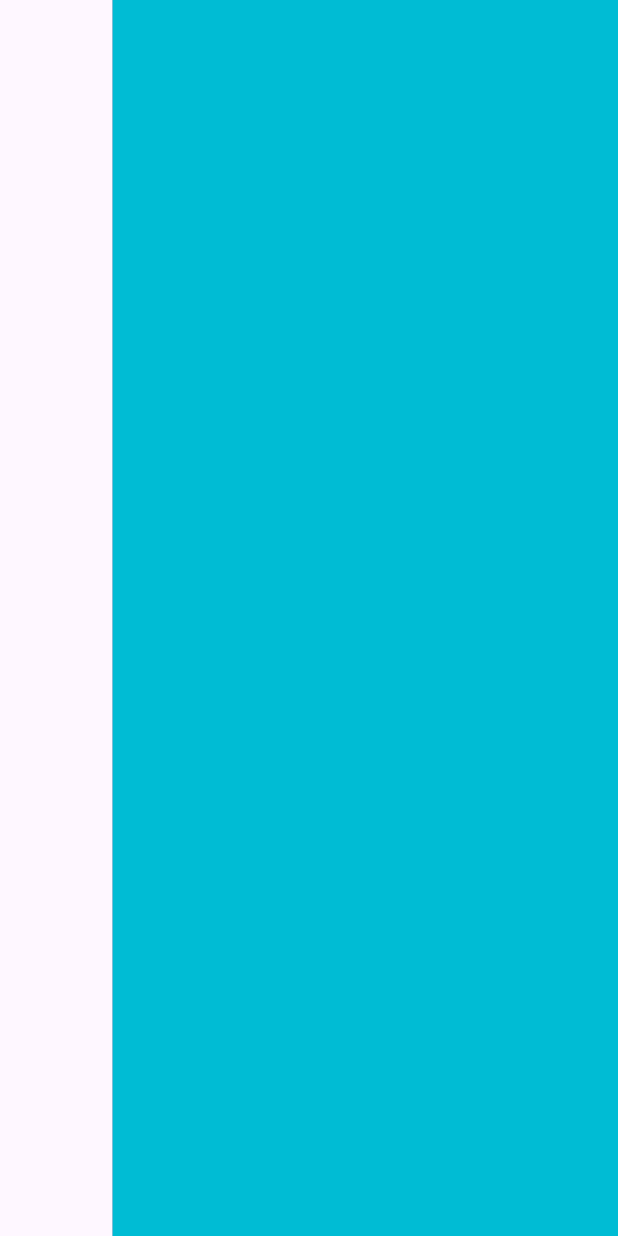
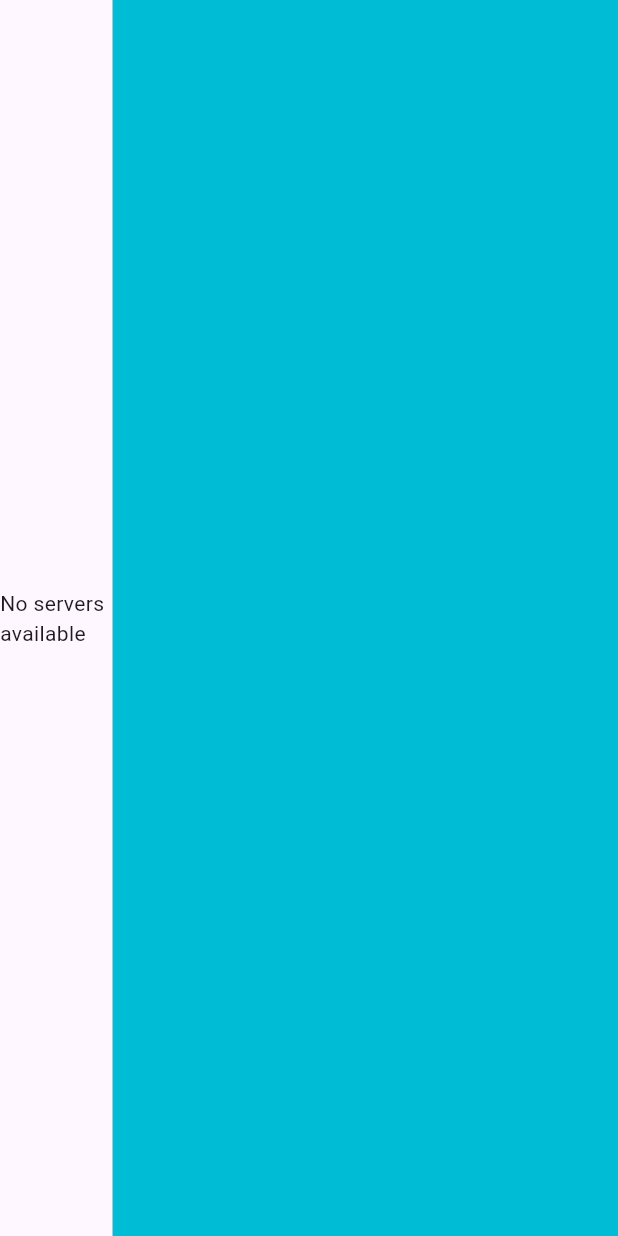
Before and after one commit to tlswltjq/flutter_discord, a Flutter app: the screen it shows after launch, on a phone screen of 412 x 824 dp. Run offline on Flutter 3.47's test engine with Material 3 defaults, Android fonts, the phone set to English and light mode, and no system bars; our stand-ins replace logger; network calls fail.

Commit message:
ServerList가 관리하던 상태를 HomeScreen이 관리하도록 구조 변경

```diff
--- a/lib/component/ServerList.dart
+++ b/lib/component/ServerList.dart
@@ -1,54 +1,27 @@
 import 'package:flutter/material.dart';
-import 'package:flutter_discord/api/api.dart';
-import 'package:http/http.dart' as http;
-import 'dart:convert';
 import 'package:flutter_discord/domain/Server.dart';
-import 'package:logger/logger.dart';
 
-class ServerList extends StatefulWidget {
-  final String memberId;
-  ServerList(this.memberId);
-  // 필요한 필드 정의
-  List<Server> serverList =[];
+class ServerList extends StatelessWidget {
+  final List<Server>? serverList;
 
-  @override
-  _ServerListState createState() => _ServerListState();
-}
-
-// SERVERLIST를 받아오고 상태로 관리
-class _ServerListState extends State<ServerList> {
-  var logger = Logger();
-  final apiService = ApiService();
-
-  @override
-  void initState() {
-    super.initState();
-    _fetchData();
-  }
-
-  Future<void> _fetchData() async {
-    var serverList = await apiService.getServerList(widget.memberId);
-    setState(() {
-      widget.serverList = serverList;
-    });
-    logger.i(widget.serverList);
-  }
+  ServerList(this.serverList);
 
   @override
   Widget build(BuildContext context) {
-    logger.i("빌드시작");
-    return Scaffold(
-      body: ListView.builder(
-        itemCount: widget.serverList.length,
-        itemBuilder: (context, index) {
-          final server = widget.serverList[index];
-          //TODO : 이후 커스텀 위젯을 이용해 생성 필요
-          return ListTile(
-            title: Text(server.name),
-          );
-        },
-      ),
+    // 서버 목록을 표시하는 위젯 빌드 로직
+    if (serverList == null || serverList!.isEmpty) {
+      return Center(
+        child: Text('No servers available'),
+      );
+    }
+
+    return ListView.builder(
+      itemCount: serverList!.length,
+      itemBuilder: (context, index) {
+        return ListTile(
+          title: Text(serverList![index].name),
+        );
+      },
     );
-    throw UnimplementedError();
   }
 }
--- a/lib/page/HomeScreen.dart
+++ b/lib/page/HomeScreen.dart
@@ -1,7 +1,37 @@
 import 'package:flutter/material.dart';
+import 'package:flutter_discord/api/api.dart';
 import 'package:flutter_discord/component/ServerList.dart';
+import 'package:flutter_discord/domain/Server.dart';
+import 'package:logger/logger.dart';
 
-class HomeScreen extends StatelessWidget {
+class HomeScreen extends StatefulWidget {
+  @override
+  _HomeScreenState createState() => _HomeScreenState();
+}
+class _HomeScreenState extends State<HomeScreen> {
+  var logger = Logger();
+  final apiService = ApiService();
+  List<Server> serverList = [];
+  String memberId = "test1";
+
+  @override
+  void initState() {
+    super.initState();
+    fetchServerList();
+  }
+
+  void fetchServerList() async {
+    try {
+      logger.i("Fetching!! >:D");
+      List<Server> fetchedServerList = await apiService.getServerList(memberId);
+      setState(() {
+        serverList = fetchedServerList;
+      });
+    } catch (e) {
+      logger.e("Failed to fetch server list : "+ e.toString());
+    }
+  }
+
   @override
   Widget build(BuildContext context) {
     return Scaffold(
@@ -10,16 +40,8 @@ class HomeScreen extends StatelessWidget {
           Expanded(
             child: Row(
               children: [
-                Container(
-                  width: 75.0,
-                  color: Colors.pink,
-                  child: ServerList("test1"),
-                ),
-                Expanded(
-                  child: Container(
-                    color: Colors.cyan,
-                  ),
-                ),
+                Container(width: 75.0, child: ServerList(serverList)),
+                Expanded(child: Container(color: Colors.cyan)),
               ],
             ),
           ),
```
